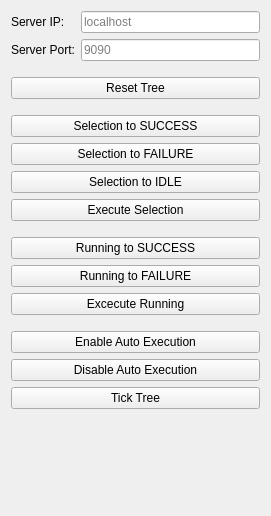
Old version of the form bt_editor/sidepanel_interpreter.ui in the repository Affonso-Gui/Groot.
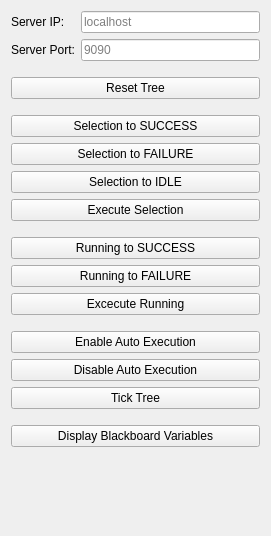
New version of the form.

Commit message: Add buttonShowBlackboard in interpreter mode

The edit to the form file:
```diff
--- a/bt_editor/sidepanel_interpreter.ui
+++ b/bt_editor/sidepanel_interpreter.ui
@@ -7,7 +7,7 @@
     <x>0</x>
     <y>0</y>
     <width>271</width>
-    <height>516</height>
+    <height>536</height>
    </rect>
   </property>
   <property name="windowTitle">
@@ -232,6 +232,29 @@
        </property>
       </widget>
      </item>
+     <item>
+      <spacer name="verticalSpacer_6">
+       <property name="orientation">
+        <enum>Qt::Vertical</enum>
+       </property>
+       <property name="sizeType">
+        <enum>QSizePolicy::Fixed</enum>
+       </property>
+       <property name="sizeHint" stdset="0">
+        <size>
+         <width>20</width>
+         <height>10</height>
+        </size>
+       </property>
+      </spacer>
+     </item>
+     <item>
+      <widget class="QPushButton" name="buttonShowBlackboard">
+       <property name="text">
+        <string>Display Blackboard Variables</string>
+       </property>
+      </widget>
+     </item>
     </layout>
    </item>
   </layout>
```
The commit also changes 4 other files.
